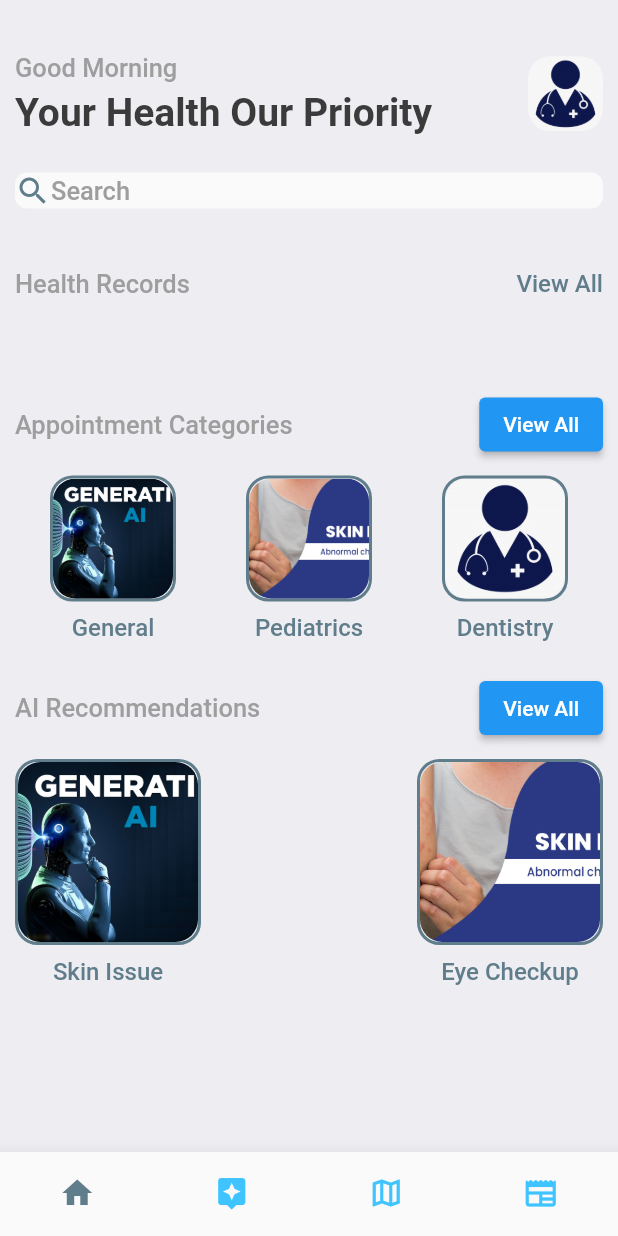
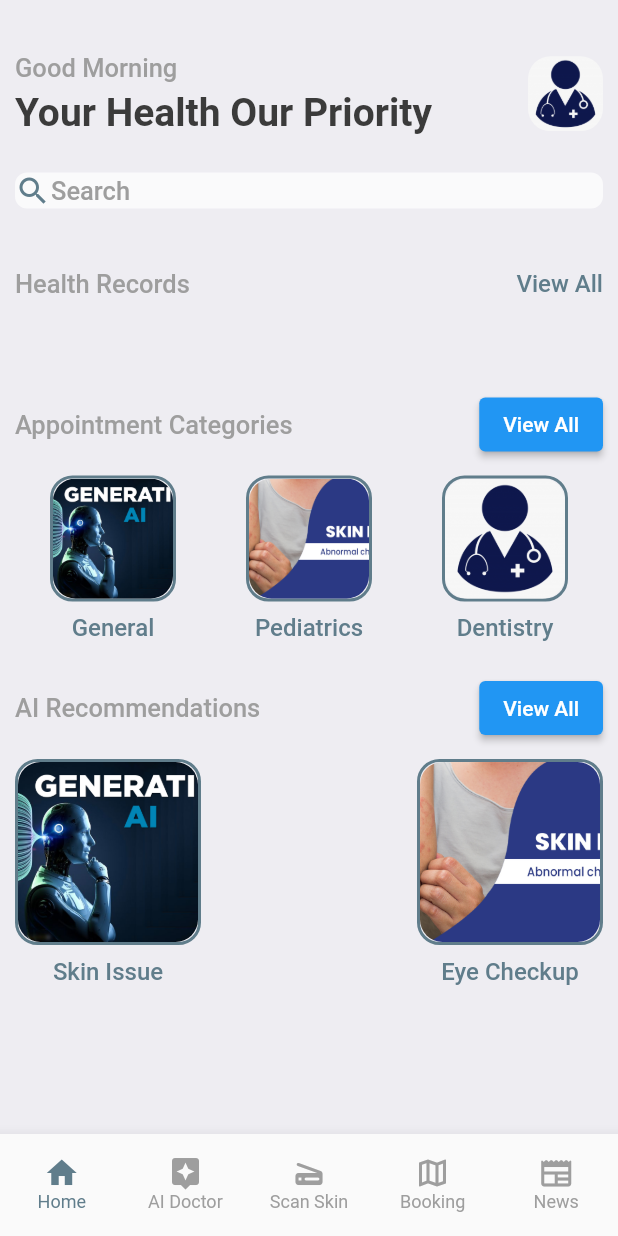
Before and after one commit to nnam-droid12/notchAI-frontend, a Flutter app: the screen it shows after launch, on a phone screen of 412 x 824 dp. Run offline on Flutter 3.47's test engine with Material 2 defaults, Android fonts, the phone set to English and light mode, and no system bars; our stand-ins replace animate_do, flutter_svg, flutter_tts, gap, google_fonts, google_maps_flutter and 3 more.

Commit message:
implemented the working functionality of scan skin,improve the bottom navigation bar and improve the UI of the health news

```diff
--- a/lib/main.dart
+++ b/lib/main.dart
@@ -1,6 +1,6 @@
 import 'package:flutter/material.dart';
 import 'package:notchai_frontend/screens/bottom_navigation.dart';
-import 'package:notchai_frontend/screens/signin.dart';
+// import 'package:notchai_frontend/screens/signin.dart';
 import 'package:notchai_frontend/utils/app_styles.dart';
 
 void main() {
--- a/lib/screens/api_secrets.dart
+++ b/lib/screens/api_secrets.dart
@@ -1,4 +1,6 @@
 const stableDiffusionModelAPIKey =
-    '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';
+    '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';
 
 //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
+
+// skin-diagnosis-api-key = b9cJgVLaZ_IpTvCgt4k5qzIpNWo8aU8IXY-ga5I8Wq0
--- a/lib/screens/bottom_navigation.dart
+++ b/lib/screens/bottom_navigation.dart
@@ -3,6 +3,9 @@ import 'package:notchai_frontend/screens/ai_doctor.dart';
 import 'package:notchai_frontend/screens/appointment.dart';
 import 'package:notchai_frontend/screens/health_news.dart';
 import 'package:notchai_frontend/screens/home_screen.dart';
+import 'package:notchai_frontend/screens/scan_skin.dart';
+
+
 
 class BottomNavBar extends StatefulWidget {
   const BottomNavBar({super.key});
@@ -16,6 +19,7 @@ class _BottomNavBarState extends State<BottomNavBar> {
   final List<Widget> _widgetScreen = <Widget>[
     const HomeScreen(),
     const AiDoctor(),
+    const ScanTech(),
     const BookAppointment(),
     const HealthNews()
   ];
@@ -31,32 +35,52 @@ class _BottomNavBarState extends State<BottomNavBar> {
     return Scaffold(
       body: _widgetScreen[currentpageIndex],
       bottomNavigationBar: BottomNavigationBar(
-          elevation: 10,
+        elevation: 8,
         onTap: initTapIcon,
         currentIndex: currentpageIndex,
         showUnselectedLabels: false,
         showSelectedLabels: false,
         type: BottomNavigationBarType.fixed,
         selectedItemColor: Colors.blueGrey,
-          unselectedItemColor: Colors.lightBlueAccent,
-          items: const [
-            BottomNavigationBarItem(
-                icon: Icon(Icons.home),
-                label: "home",
-                activeIcon: Icon(Icons.home)),
-            BottomNavigationBarItem(
-                icon: Icon(Icons.assistant),
-                label: "AI Doctor",
-                activeIcon: Icon(Icons.assistant)),
-            BottomNavigationBarItem(
-                icon: Icon(Icons.map_outlined),
-                label: "Book",
-                activeIcon: Icon(Icons.map_outlined)),
-            BottomNavigationBarItem(
-                icon: Icon(Icons.newspaper_rounded),
-                label: "News",
-                activeIcon: Icon(Icons.newspaper_rounded))
-          ]),
+        unselectedItemColor: Colors.grey, // Changed unselected color to grey
+        items: [
+          _buildNavBarItem(Icons.home, "Home", 0),
+          _buildNavBarItem(Icons.assistant, "AI Doctor", 1),
+          _buildNavBarItem(Icons.scanner_rounded, "Scan Skin", 2),
+          _buildNavBarItem(Icons.map_outlined, "Booking", 3),
+          _buildNavBarItem(Icons.newspaper_rounded, "News", 4),
+        ],
+      ),
+    );
+  }
+
+  BottomNavigationBarItem _buildNavBarItem(IconData icon, String label, int index) {
+    return BottomNavigationBarItem(
+      icon: Column(
+        children: [
+          Icon(icon),
+          Text(
+            label,
+            style: const TextStyle(
+              fontSize: 12,
+              color: Colors.grey,
+            ),
+          ),
+        ],
+      ),
+      label: "", // Set label to empty string to hide default label
+      activeIcon: Column(
+        children: [
+          Icon(icon),
+          Text(
+            label,
+            style: const TextStyle(
+              fontSize: 12,
+              color: Colors.blueGrey,
+            ),
+          ),
+        ],
+      ),
     );
   }
 }
--- a/pubspec.yaml
+++ b/pubspec.yaml
@@ -39,6 +39,7 @@ dependencies:
   animate_do: ^3.0.2
   google_maps_flutter: ^2.5.0
   location: ^5.0.3
+  image_picker: ^1.0.4
 
 
   # The following adds the Cupertino Icons font to your application.
```
Also changed, not shown: lib/screens/health_news.dart (+6 -5 lines), lib/screens/scan_skin.dart (added, +297 -0 lines), pubspec.lock, 5 other files. Lines whose indentation alone changed are shown as unchanged.
